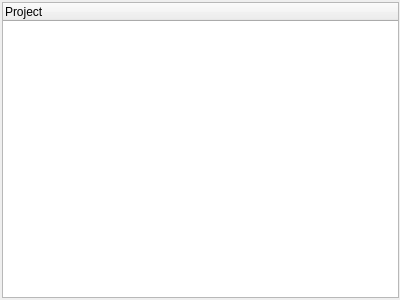
The window that src/project/sdprojectexplorer.ui (lmcapacho/SimDSP) describes before a commit, drawn with Qt 5.
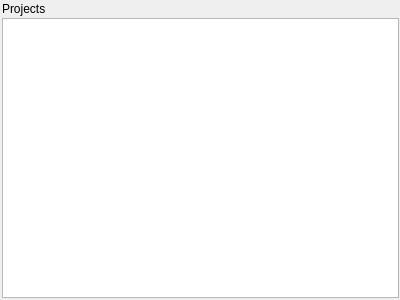
The same window after the commit.

Commit message: Multi-project added

```diff
--- a/src/project/sdprojectexplorer.ui
+++ b/src/project/sdprojectexplorer.ui
@@ -35,7 +35,7 @@
    <property name="spacing">
     <number>2</number>
    </property>
-   <item row="0" column="0">
+   <item row="1" column="1">
     <widget class="QTreeWidget" name="projectTreeWidget">
      <property name="styleSheet">
       <string notr="true"/>
@@ -43,11 +43,35 @@
      <property name="dragEnabled">
       <bool>false</bool>
      </property>
+     <property name="columnCount">
+      <number>2</number>
+     </property>
+     <attribute name="headerVisible">
+      <bool>false</bool>
+     </attribute>
      <column>
       <property name="text">
        <string>Project</string>
       </property>
      </column>
+     <column>
+      <property name="text">
+       <string notr="true">2</string>
+      </property>
+     </column>
+    </widget>
+   </item>
+   <item row="0" column="1">
+    <widget class="QLabel" name="label">
+     <property name="text">
+      <string>Projects</string>
+     </property>
+     <property name="alignment">
+      <set>Qt::AlignLeading|Qt::AlignLeft|Qt::AlignVCenter</set>
+     </property>
+     <property name="margin">
+      <number>4</number>
+     </property>
     </widget>
    </item>
   </layout>
```
Left out of the diff: 2 changed lines with no effect on the pictures. The commit also changes 17 other files.
